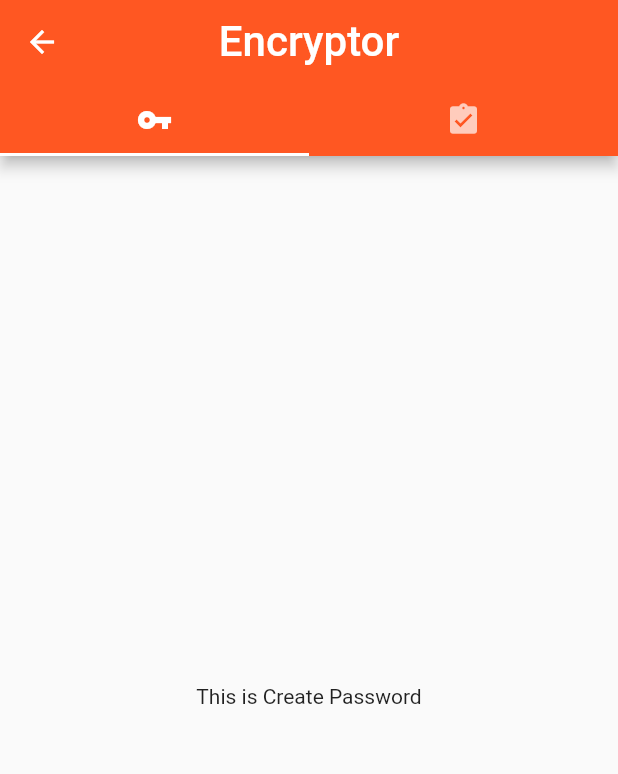
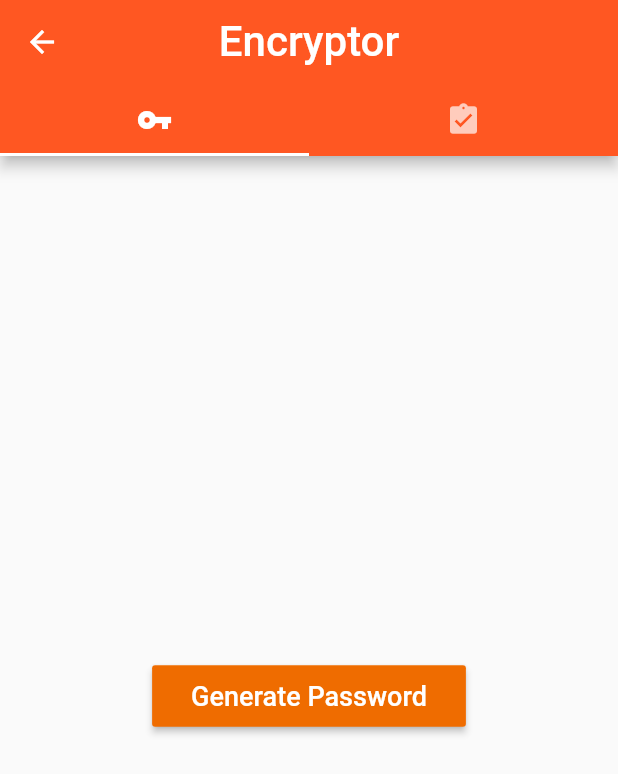
Before and after one commit to avijeetpandey/encryptor, a Flutter app: the TabbedControllerView screen opened directly, on a phone screen of 412 x 824 dp. Shown: the top 774 px of the screen. Run offline on Flutter 3.47's test engine with Material 2 defaults, Android fonts, the phone set to English and light mode, and no system bars; our stand-ins replace google_fonts, random_string, shared_preferences; missing offline and left inert: sk_onboarding_screen; accounts and stored records are empty; Roboto replaces fonts that are missing (Acme).

Commit message:
safe commit #1

```diff
--- a/lib/Pages/CreatePassword.dart
+++ b/lib/Pages/CreatePassword.dart
@@ -1,10 +1,29 @@
 import 'package:flutter/material.dart';
+import 'package:google_fonts/google_fonts.dart';
 
 class CreatePassword extends StatelessWidget {
   @override
   Widget build(BuildContext context) {
-    return Center(
-      child: Text("This is Create Password"),
-    );
+    return Container(
+        child: Center(
+      child: Column(
+        mainAxisAlignment: MainAxisAlignment.center,
+        children: [
+          RaisedButton(
+            color: Colors.orange[800],
+            onPressed: () {},
+            child: Padding(
+              padding: const EdgeInsets.all(10.0),
+              child: Text("Generate Password",
+                style: GoogleFonts.acme(
+                  color: Colors.white,
+                  fontSize: 18,
+                ),
+              ),
+            ),
+          )
+        ],
+      ),
+    ));
   }
 }
--- a/lib/main.dart
+++ b/lib/main.dart
@@ -2,9 +2,13 @@ import 'package:encryptor/utils/Constants.dart';
 import 'package:flutter/material.dart';
 import 'package:shared_preferences/shared_preferences.dart';
 import './Encryptor.dart';
+import 'package:flutter/services.dart';
 
 Future main() async {
-   WidgetsFlutterBinding.ensureInitialized();
+  SystemChrome.setPreferredOrientations(
+      [DeviceOrientation.portraitDown, DeviceOrientation.portraitUp]);
+
+  WidgetsFlutterBinding.ensureInitialized();
   Constants.prefs = await SharedPreferences.getInstance();
 
   runApp(Encryptor());
--- /dev/null
+++ b/lib/utils/PasswordGenerator.dart
@@ -0,0 +1,9 @@
+import 'dart:math';
+import 'package:random_string/random_string.dart';
+
+class PasswordGenerator {
+  static String generate(int length) {
+    String generated = randomAlphaNumeric(length);
+    return generated;
+  }
+}
```
Also changed, not shown: pubspec.yaml (+2 -26 lines), pubspec.lock, 2 other files.
